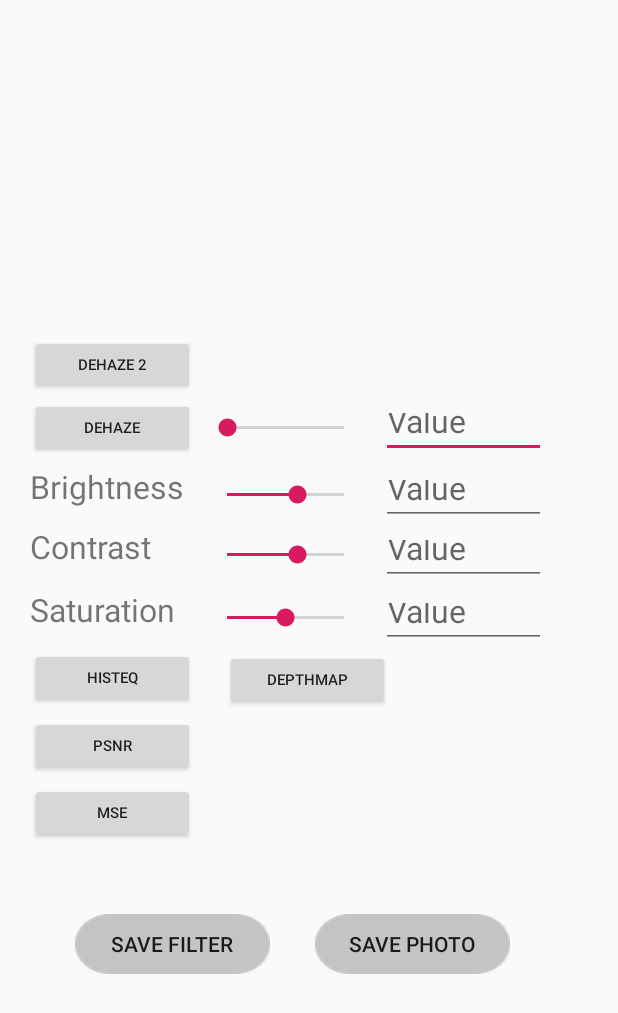
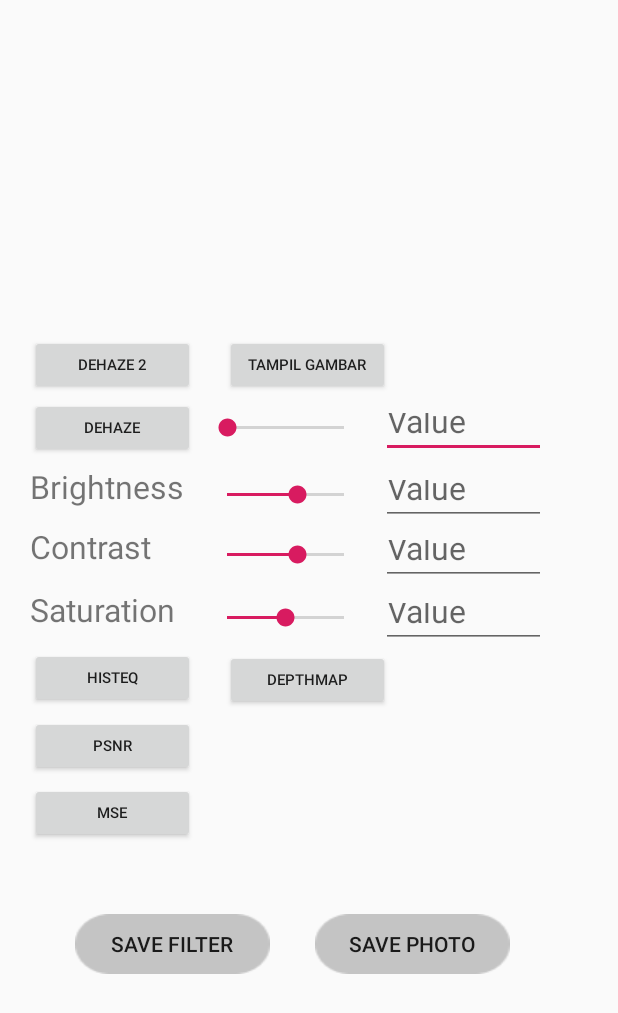
Before and after one commit to rezasyariefsn/DehazeApps, an Android app: the option screen opened directly, with no data from a screen before it, after a tap on "DEHAZE 2", on a phone screen of 412 x 824 dp. Shown: the top 1013 px of the screen. Run offline under Robolectric (Android 15) with nearby library versions, the phone set to English and light mode, and no system bars; libraries missing offline, so code that uses them is left out: it.chengdazhi.styleimageview; plain views replace StyleImageView; pictures from the network do not load; 11 statements that could not run were skipped.

Commit message:
Update Button Tampil gambar

```diff
--- a/app/src/main/java/com/example/aplikasita/option.java
+++ b/app/src/main/java/com/example/aplikasita/option.java
@@ -80,6 +80,7 @@ public class option extends AppCompatActivity {
     private Button savePhoto, saveFilter, dehazeButton, depthMap, histeqBtn;
     private Button PSNRbtn, MSEbtn;
     private Button dehaze2Button;
+    private Button tmpl_gmbr;
     OutputStream outputStream;
 
     private final HazeRemover hazeRemover = new HazeRemover(new GuidedFilter(), 1500, 1500);
@@ -93,9 +94,7 @@ public class option extends AppCompatActivity {
         newFilter = new FilterStorage();
 
         // main image (ditampilin)
-        // Menampilkan Imageview2 dari ImageView1
-        Intent intent = getIntent();
-        final Bitmap bitmap = intent.getParcelableExtra("image");
+
 
         imageView = findViewById(R.id.imageView2);
         imageViewProcess1 = findViewById(R.id.imageView3);
@@ -122,15 +121,24 @@ public class option extends AppCompatActivity {
         histeqBtn = findViewById(R.id.histeqButton);
         PSNRbtn = findViewById(R.id.psnrBtn);
         MSEbtn = findViewById(R.id.mseBtn);
+        tmpl_gmbr = findViewById(R.id.tmplGambar_button);
 //        histeq2Btn = findViewById(R.id.histeq2Button);
 
-
+        // Menampilkan Imageview2 dari ImageView1
         // Diwang nambahin imageUri yang didapet dari potretan sebelumnya
-        imageUri = intent.getData();
+        imageUri = getIntent().getData();
 
         // Fixme diwang komen dulu, biar bitmapnya diset dari method dibawah, supaya lebih proper caranya
         OriginalImageLoaderThread oriImageLoader = new OriginalImageLoaderThread();
         oriImageLoader.execute();
+
+        tmpl_gmbr.setOnClickListener(new View.OnClickListener() {
+            @Override
+            public void onClick(View v) {
+                OriginalImageLoaderThread oriImageLoader = new OriginalImageLoaderThread();
+                oriImageLoader.execute();
+            }
+        });
 
         PSNRbtn.setOnClickListener(new View.OnClickListener() {
             @Override
@@ -204,7 +212,7 @@ public class option extends AppCompatActivity {
         dehaze2Button.setOnClickListener(new View.OnClickListener() {
             @Override
             public void onClick(View v) {
-                uploadFile(bitmap);
+                uploadFile(originalBitmap);
             }
         });
 
@@ -245,7 +253,7 @@ public class option extends AppCompatActivity {
             @Override
             public void onClick(View v) {
                 Mat sourceMat = new Mat();
-                Utils.bitmapToMat(bitmap, sourceMat);
+                Utils.bitmapToMat(originalBitmap, sourceMat);
                 Mat destinationMat = new Mat(sourceMat.size(), sourceMat.type());
                 Imgproc.cvtColor(sourceMat, sourceMat, Imgproc.COLOR_RGB2GRAY);
 //              Imgproc.cvtColor(sourceMat, sourceMat, Imgproc.COLOR_GRAY2RGB);
@@ -647,7 +655,7 @@ public class option extends AppCompatActivity {
 
             // udah dapet nih gambar bagusnya di @bitmap di atas
 
-            Log.d("Load ori image","Dapet bitmapnya!");
+            Log.d("Load ori image","Dapet bitmapnya!" + hasilLoadDariUrl.getWidth() + ", Height: " + hasilLoadDariUrl.getHeight());
 //            Log.d("Width n Height")
 
             imageView.setImageBitmap(hasilLoadDariUrl);
--- a/app/src/main/res/layout/activity_option.xml
+++ b/app/src/main/res/layout/activity_option.xml
@@ -95,6 +95,15 @@
         android:layout_marginLeft="20dp"
         android:layout_marginTop="223dp"
         android:text="Dehaze 2"
+        android:textSize="10sp" />
+
+    <Button
+        android:id="@+id/tmplGambar_button"
+        android:layout_width="110dp"
+        android:layout_height="40dp"
+        android:layout_marginLeft="150dp"
+        android:layout_marginTop="223dp"
+        android:text="Tampil Gambar"
         android:textSize="10sp" />
 
 
```
Also changed, not shown: 7 other files.
